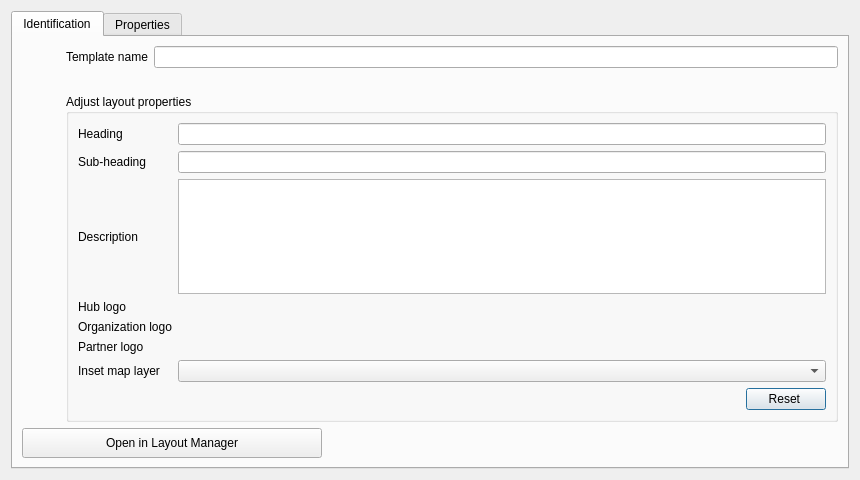
The window that src/qgis_templates_symbology/ui/template_dialog.ui (hotosm/qgis-templates-and-symbology-plugin) describes before a commit, drawn with Qt 5.
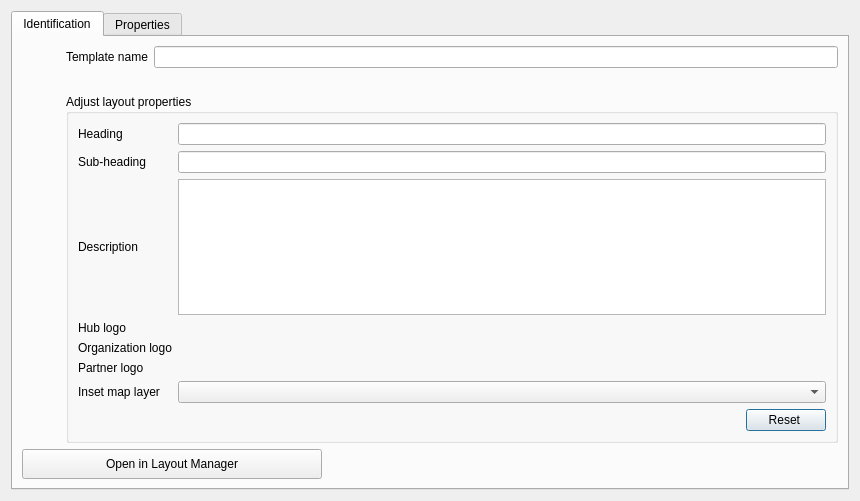
The same window after the commit. Custom widgets are drawn as their Qt base class.

Commit message: handle scale bar sizing

```diff
--- a/src/qgis_templates_symbology/ui/template_dialog.ui
+++ b/src/qgis_templates_symbology/ui/template_dialog.ui
@@ -7,7 +7,7 @@
     <x>0</x>
     <y>0</y>
     <width>860</width>
-    <height>480</height>
+    <height>501</height>
    </rect>
   </property>
   <property name="windowTitle">
```
Left out of the diff: 23 changed lines with no effect on the pictures. The commit also changes 1 other file.
